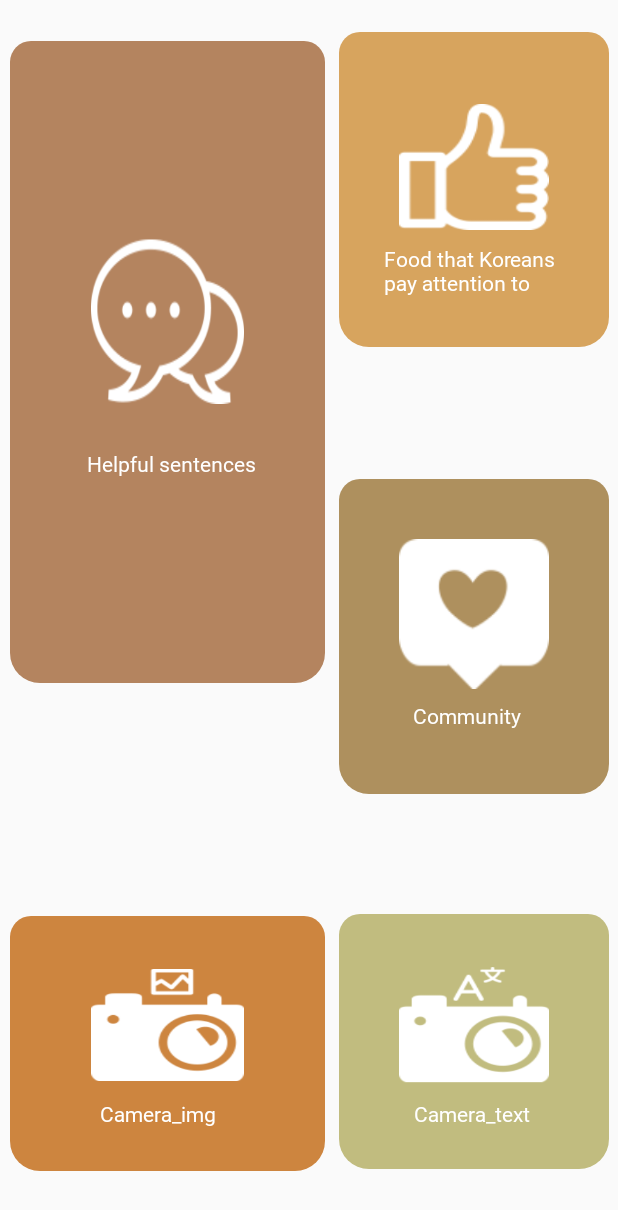
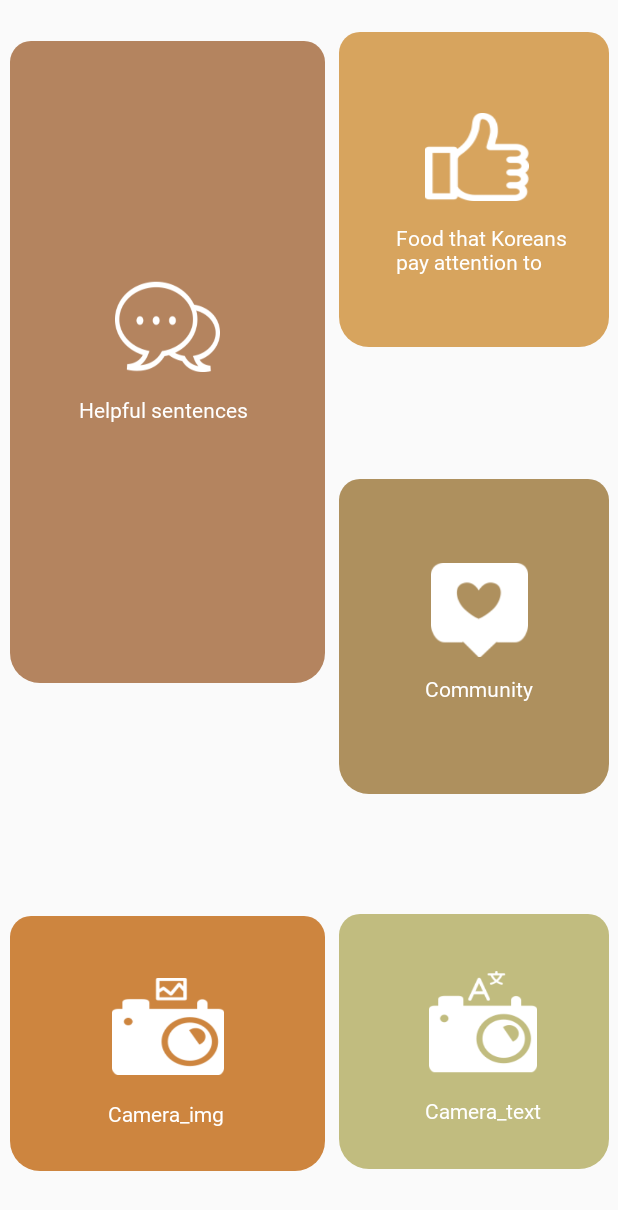
Before and after one commit to 2021-SMHRD-KDT-New-AI-1/YummyYummy, an Android app: the layout mainpage.xml on its own in the app's theme, with its tools: preview values and no code run, on a phone screen of 412 x 824 dp. Shown: the top 1210 px of the screen. Run offline under Robolectric (Android 15) with nearby library versions, the phone set to English and light mode, and no system bars.

Commit message:
메인페이지,로그인페이지,회원가입페이지,알레르기페이지,음식정보창에대한 xml 입니다.

```diff
--- /dev/null
+++ b/app/src/main/java/com/chj/yummyproject/mainpage.java
@@ -0,0 +1,4 @@
+package com.chj.yummyproject;
+
+public class mainpage {
+}
--- a/app/src/main/res/layout/mainpage.xml
+++ b/app/src/main/res/layout/mainpage.xml
@@ -18,16 +18,16 @@
 
 
         <Button
-            android:layout_width="80dp"
-            android:layout_height="70dp"
+            android:layout_width="70dp"
+            android:layout_height="59dp"
             android:layout_alignParentStart="true"
             android:layout_alignParentTop="true"
             android:layout_alignParentEnd="true"
             android:layout_alignParentBottom="true"
-            android:layout_marginStart="40dp"
-            android:layout_marginTop="48dp"
-            android:layout_marginEnd="40dp"
-            android:layout_marginBottom="78dp"
+            android:layout_marginStart="57dp"
+            android:layout_marginTop="54dp"
+            android:layout_marginEnd="53dp"
+            android:layout_marginBottom="97dp"
             android:background="@drawable/img02"
             android:backgroundTint="@color/white"></Button>
 
@@ -39,10 +39,10 @@
             android:layout_alignParentTop="true"
             android:layout_alignParentEnd="true"
             android:layout_alignParentBottom="true"
-            android:layout_marginStart="30dp"
-            android:layout_marginTop="141dp"
-            android:layout_marginEnd="28dp"
-            android:layout_marginBottom="32dp"
+            android:layout_marginStart="38dp"
+            android:layout_marginTop="127dp"
+            android:layout_marginEnd="20dp"
+            android:layout_marginBottom="46dp"
             android:fontFamily="@font/elicebold"
             android:textColor="@color/white"
             tools:text="Food that Koreans pay attention to" />
@@ -61,16 +61,16 @@
 
 
         <Button
-            android:layout_width="84dp"
-            android:layout_height="84dp"
+            android:layout_width="65dp"
+            android:layout_height="63dp"
             android:layout_alignParentStart="true"
             android:layout_alignParentTop="true"
             android:layout_alignParentEnd="true"
             android:layout_alignParentBottom="true"
-            android:layout_marginStart="40dp"
-            android:layout_marginTop="40dp"
-            android:layout_marginEnd="40dp"
-            android:layout_marginBottom="70dp"
+            android:layout_marginStart="61dp"
+            android:layout_marginTop="56dp"
+            android:layout_marginEnd="54dp"
+            android:layout_marginBottom="91dp"
             android:background="@drawable/img03"
             android:backgroundTint="@color/white"></Button>
 
@@ -82,10 +82,10 @@
             android:layout_alignParentTop="true"
             android:layout_alignParentEnd="true"
             android:layout_alignParentBottom="true"
-            android:layout_marginStart="49dp"
-            android:layout_marginTop="148dp"
-            android:layout_marginEnd="54dp"
-            android:layout_marginBottom="36dp"
+            android:layout_marginStart="57dp"
+            android:layout_marginTop="130dp"
+            android:layout_marginEnd="46dp"
+            android:layout_marginBottom="54dp"
             android:fontFamily="@font/elicebold"
             android:text="Community"
             android:textColor="@color/white" />
@@ -105,16 +105,16 @@
 
 
         <Button
-            android:layout_width="104dp"
-            android:layout_height="96dp"
+            android:layout_width="72dp"
+            android:layout_height="61dp"
             android:layout_alignParentStart="true"
             android:layout_alignParentTop="true"
             android:layout_alignParentEnd="true"
             android:layout_alignParentBottom="true"
-            android:layout_marginStart="54dp"
-            android:layout_marginTop="131dp"
-            android:layout_marginEnd="54dp"
-            android:layout_marginBottom="186dp"
+            android:layout_marginStart="70dp"
+            android:layout_marginTop="160dp"
+            android:layout_marginEnd="70dp"
+            android:layout_marginBottom="207dp"
             android:background="@drawable/img01"
             android:backgroundTint="@color/white"></Button>
 
@@ -126,10 +126,10 @@
             android:layout_alignParentTop="true"
             android:layout_alignParentEnd="true"
             android:layout_alignParentBottom="true"
-            android:layout_marginStart="51dp"
-            android:layout_marginTop="272dp"
-            android:layout_marginEnd="41dp"
-            android:layout_marginBottom="135dp"
+            android:layout_marginStart="46dp"
+            android:layout_marginTop="236dp"
+            android:layout_marginEnd="46dp"
+            android:layout_marginBottom="171dp"
             android:fontFamily="@font/elicebold"
             android:text="Helpful sentences"
             android:textColor="@color/white" />
@@ -149,16 +149,16 @@
 
 
         <Button
-            android:layout_width="80dp"
-            android:layout_height="70dp"
+            android:layout_width="72dp"
+            android:layout_height="69dp"
             android:layout_alignParentStart="true"
             android:layout_alignParentTop="true"
             android:layout_alignParentEnd="true"
             android:layout_alignParentBottom="true"
-            android:layout_marginStart="40dp"
-            android:layout_marginTop="35dp"
-            android:layout_marginEnd="40dp"
-            android:layout_marginBottom="57dp"
+            android:layout_marginStart="60dp"
+            android:layout_marginTop="38dp"
+            android:layout_marginEnd="48dp"
+            android:layout_marginBottom="64dp"
             android:background="@drawable/img4"
             android:backgroundTint="@color/white"></Button>
 
@@ -170,10 +170,10 @@
             android:layout_alignParentTop="true"
             android:layout_alignParentEnd="true"
             android:layout_alignParentBottom="true"
-            android:layout_marginStart="50dp"
-            android:layout_marginTop="123dp"
-            android:layout_marginEnd="46dp"
-            android:layout_marginBottom="22dp"
+            android:layout_marginStart="57dp"
+            android:layout_marginTop="121dp"
+            android:layout_marginEnd="39dp"
+            android:layout_marginBottom="24dp"
             android:fontFamily="@font/elicebold"
             android:text="Camera_text"
             android:textColor="@color/white" />
@@ -194,16 +194,16 @@
 
 
         <Button
-            android:layout_width="80dp"
-            android:layout_height="70dp"
+            android:layout_width="74dp"
+            android:layout_height="65dp"
             android:layout_alignParentStart="true"
             android:layout_alignParentTop="true"
             android:layout_alignParentEnd="true"
             android:layout_alignParentBottom="true"
-            android:layout_marginStart="54dp"
-            android:layout_marginTop="35dp"
-            android:layout_marginEnd="54dp"
-            android:layout_marginBottom="60dp"
+            android:layout_marginStart="68dp"
+            android:layout_marginTop="41dp"
+            android:layout_marginEnd="67dp"
+            android:layout_marginBottom="64dp"
             android:background="@drawable/img5"
             android:backgroundTint="@color/white"></Button>
 
@@ -215,9 +215,9 @@
             android:layout_alignParentTop="true"
             android:layout_alignParentEnd="true"
             android:layout_alignParentBottom="true"
-            android:layout_marginStart="60dp"
+            android:layout_marginStart="65dp"
             android:layout_marginTop="122dp"
-            android:layout_marginEnd="60dp"
+            android:layout_marginEnd="55dp"
             android:layout_marginBottom="25dp"
             android:fontFamily="@font/elicebold"
             android:text="Camera_img"
```
